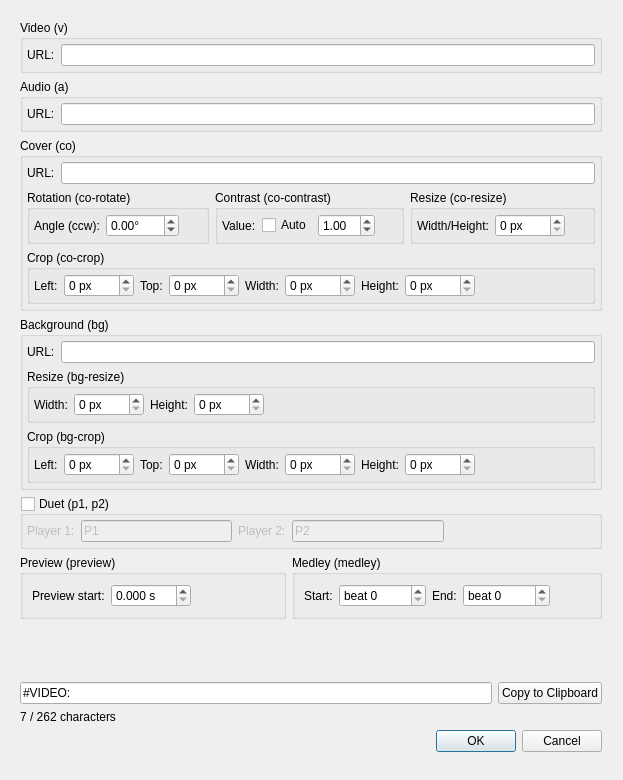
The window that src/usdb_syncer/gui/forms/MetaTagsDialog.ui (bohning/usdb_syncer) describes before a commit, drawn with Qt 5.
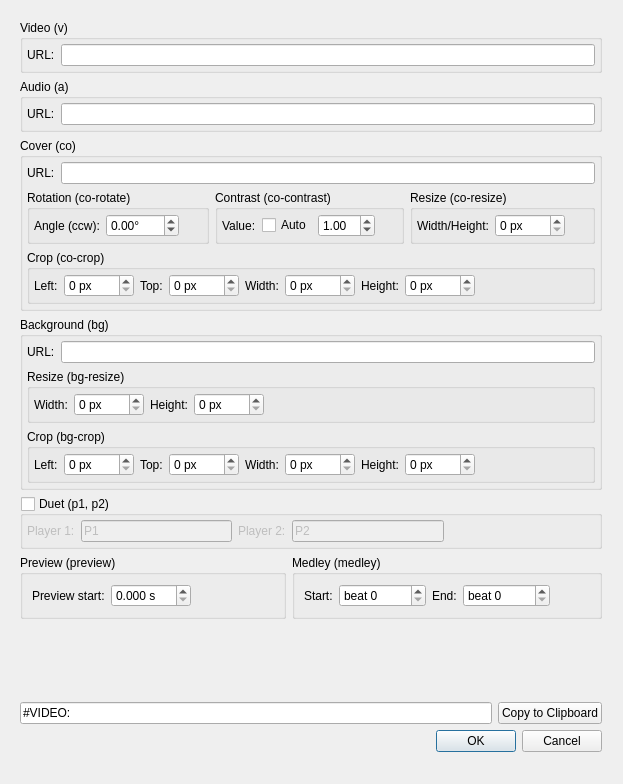
The same window after the commit.

```diff
--- a/src/usdb_syncer/gui/forms/MetaTagsDialog.ui
+++ b/src/usdb_syncer/gui/forms/MetaTagsDialog.ui
@@ -7,7 +7,7 @@
     <x>0</x>
     <y>0</y>
     <width>623</width>
-    <height>780</height>
+    <height>784</height>
    </rect>
   </property>
   <property name="sizePolicy">
@@ -922,24 +922,7 @@
         </layout>
        </item>
        <item>
-        <layout class="QHBoxLayout" name="horizontalLayout_10">
-         <item>
-          <widget class="QLabel" name="char_count">
-           <property name="enabled">
-            <bool>true</bool>
-           </property>
-           <property name="sizePolicy">
-            <sizepolicy hsizetype="Minimum" vsizetype="Minimum">
-             <horstretch>0</horstretch>
-             <verstretch>0</verstretch>
-            </sizepolicy>
-           </property>
-           <property name="text">
-            <string>7 / 262 characters</string>
-           </property>
-          </widget>
-         </item>
-        </layout>
+        <layout class="QHBoxLayout" name="horizontalLayout_10"/>
        </item>
        <item>
         <widget class="QDialogButtonBox" name="buttonBox">
```
Left out of the diff: 34 changed lines with no effect on the pictures.
